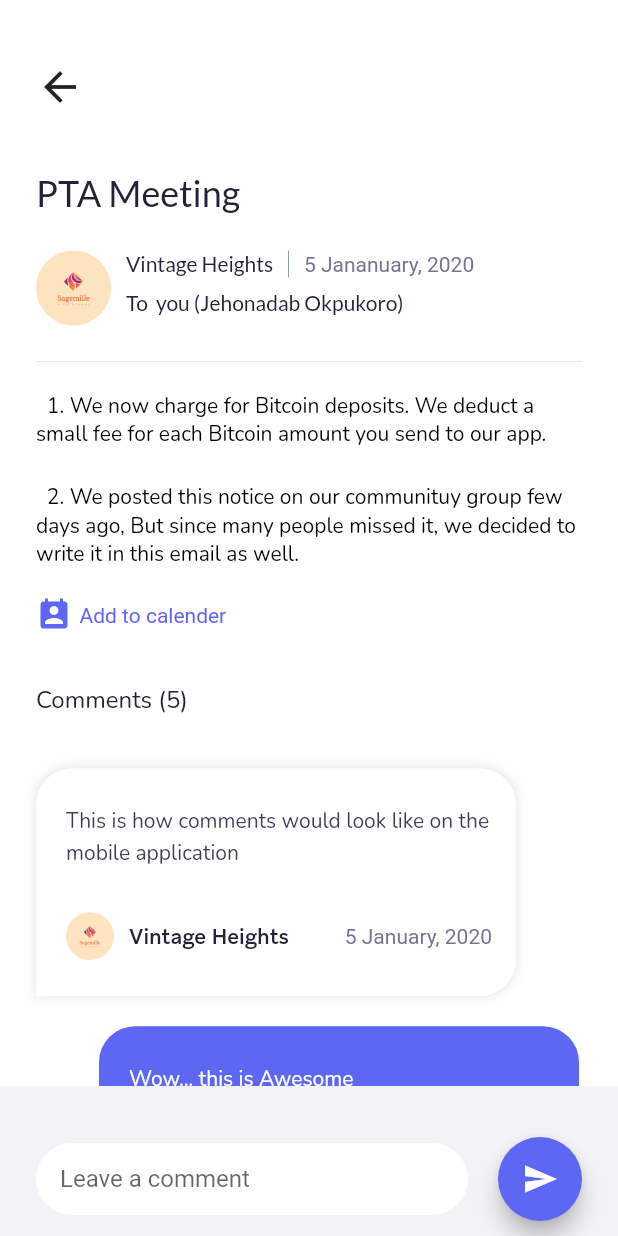
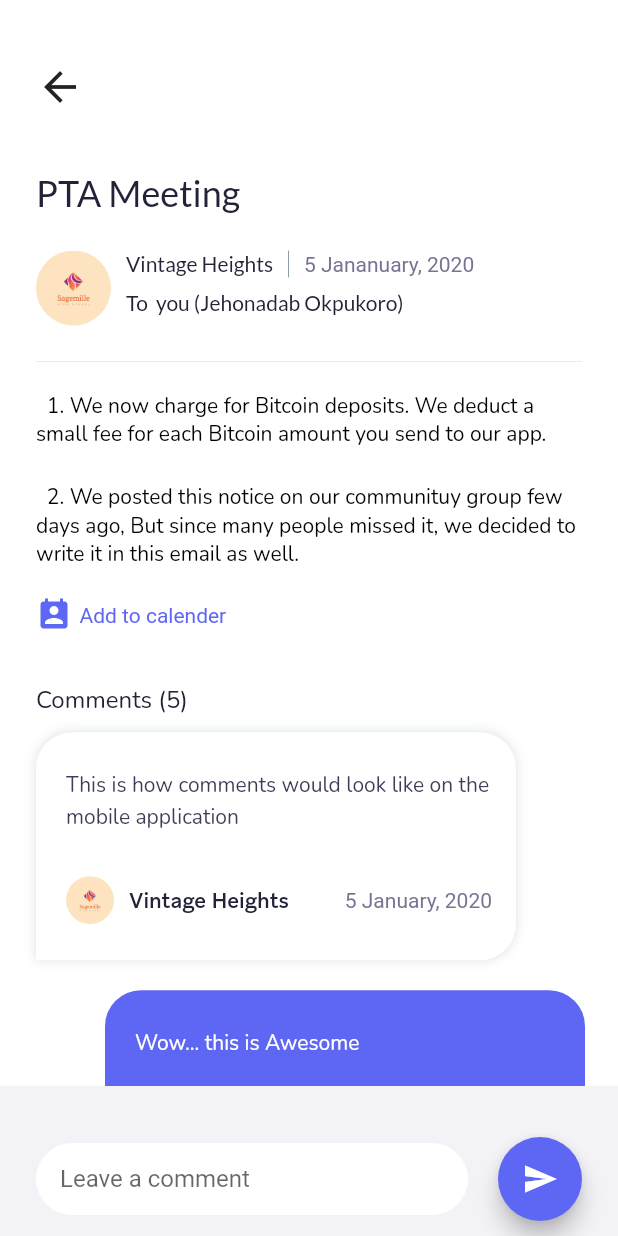
Before and after one commit to joeeasy/schoolable_screening_test, a Flutter app: the screen it shows after launch, on a phone screen of 412 x 824 dp. Run offline on Flutter 3.47's test engine with Material 2 defaults, Android fonts, the phone set to English and light mode, and no system bars; our stand-ins replace google_fonts.

Commit message:
Fix failing scroll test

```diff
--- a/lib/core/model/comment_model.dart
+++ b/lib/core/model/comment_model.dart
@@ -30,7 +30,7 @@ final User schoolBoard = User(
     imageUrl: 'assets/images/profile_icon.png',
     userType: 'SCHOOL_BOARD');
 
-List<Comment> comments = [
+List<Comment> commentList = [
   Comment(
     sender: schoolBoard,
     text: 'This is how comments would look like on the mobile application',
@@ -80,13 +80,3 @@ String getTime() {
   var year = now.year;
   return '$day ${months[month]}, $year';
 }
-
-void addNewComment(String commentText) {
-  comments.add(
-    Comment(
-      sender: currentUser,
-      time: getTime(),
-      text: commentText,
-    ),
-  );
-}
--- a/lib/core/views/home.dart
+++ b/lib/core/views/home.dart
@@ -1,116 +1,46 @@
 import 'package:flutter/material.dart';
-import 'package:google_fonts/google_fonts.dart';
 import 'package:schoolable/constants/constants.dart';
 import 'package:schoolable/core/model/comment_model.dart';
-import 'package:schoolable/core/widgets/comment.dart';
-import 'package:schoolable/core/widgets/tool_bar_content.dart';
+import 'package:schoolable/core/widgets/schoolable_custom_scroll_view.dart';
+
 
 class SchoolableHome extends StatefulWidget {
+  SchoolableHome({Key key}) : super(key : key);
   @override
-  _SchoolableHomeState createState() => _SchoolableHomeState();
+  SchoolableHomeState createState() => SchoolableHomeState();
 }
 
-class _SchoolableHomeState extends State<SchoolableHome> {
-  TextEditingController _commentBoxController = TextEditingController();
-  ScrollController _controller = ScrollController();
-  ScrollController _nestedScrollController = ScrollController();
+class SchoolableHomeState extends State<SchoolableHome> {
+  TextEditingController commentBoxController = TextEditingController();
+
+  ScrollController customScrollController = ScrollController();
   String commentText;
 
-  bool lastStatus = true;
-
-  _scrollListener() {
-    if (isShrink != lastStatus) {
-      setState(() {
-        lastStatus = isShrink;
-      });
+  List<Comment> get comments {
+    return commentList;
   }
-  }
-
-  bool get isShrink {
-    return _nestedScrollController.hasClients &&
-        _nestedScrollController.offset >
-            ((MediaQuery.of(context).size.height / 2));
-  }
-
-  @override
-  void initState() {
-    _nestedScrollController.addListener(_scrollListener);
-    super.initState();
-  }
-
   @override
   Widget build(BuildContext context) {
     return Scaffold(
       backgroundColor: commentBackgroundColor,
       body: SafeArea(
+        child: Column(
+          children: <Widget>[
+            Expanded(
               child: GestureDetector(
                 child: Container(
                   color: Colors.white,
                   padding: EdgeInsets.only(top: 10),
-            child: NestedScrollView(
-              key: Key('_nestedScrollView'),
-              controller: _nestedScrollController,
-              headerSliverBuilder:
-                  (BuildContext context, bool innerBoxIsScrolled) {
-                return <Widget>[
-                  SliverToBoxAdapter(
-                    child: ToolBarContent(),
-                  ),
-                  SliverAppBar(
-                    backgroundColor: isShrink
-                        ? Theme.of(context).primaryColor
-                        : Colors.transparent,
-                    floating: false,
-                    pinned: true,
-                    elevation: 0,
-                    flexibleSpace: FlexibleSpaceBar(
-                      titlePadding: P_L_R_24,
-                      centerTitle: isShrink ? true : false,
-                      title: Text(
-                          isShrink
-                              ? "Comments"
-                              : "Comments (${comments.length ?? 0})",
-                          key: Key('_toolBarTitle'),
-                          style: GoogleFonts.nunito(
-                            textStyle: TextStyle(
-                              color: isShrink ? Colors.white : headerColor,
-                              fontSize: isShrink ? 20 : 16.0,
-                              fontWeight: isShrink
-                                  ? FontWeight.bold
-                                  : FontWeight.normal,
-                            ),
-                          )),
+                  child: SchoolableScrollView(
+                    customScrollController: customScrollController,
+                    commentList: comments
                   ),
                 ),
-                ];
-              },
-              body: Padding(
-                padding: const EdgeInsets.only(top: 24.0),
-                child: Column(
-                  children: <Widget>[
-                    Expanded(
-                      child: Padding(
-                        padding: EdgeInsets.only(
-                          left: 16,
-                          right: 16,
-                        ),
-                        child: ListView.builder(
-                          controller: _controller,
-                          itemCount: comments.length,
-                          itemBuilder: (BuildContext context, index) =>
-                              CommentView(
-                            index: index,
-                          ),
-                        ),
+                onTap: () => FocusScope.of(context).unfocus(),
               ),
             ),
             _buildCommentComposer(context),
           ],
-                ),
-              ),
-            ),
-          ),
-          onTap: () => FocusScope.of(context).unfocus(),
         ),
       ),
     );
@@ -127,7 +57,7 @@ class _SchoolableHomeState extends State<SchoolableHome> {
           Expanded(
               child: TextFormField(
             key: Key('_commentBox'),
-            controller: _commentBoxController,
+            controller: commentBoxController,
             textCapitalization: TextCapitalization.sentences,
             decoration: InputDecoration(
               contentPadding: EdgeInsets.only(left: 16, right: 16),
@@ -147,15 +77,14 @@ class _SchoolableHomeState extends State<SchoolableHome> {
             key: Key('_addCommentButton'),
             backgroundColor: Theme.of(context).primaryColor,
             onPressed: () {
+                addNewComment(commentBoxController.text);
+                commentBoxController.clear();
+
+              customScrollController.jumpTo(
+                  customScrollController.position.maxScrollExtent + 500);
+              FocusScope.of(context).unfocus();
               setState(() {
-                addNewComment(_commentBoxController.text);
-                _commentBoxController.clear();
               });
-
-              _nestedScrollController
-                  .jumpTo(_nestedScrollController.position.maxScrollExtent);
-              _controller.jumpTo(_controller.position.maxScrollExtent);
-              FocusScope.of(context).unfocus();
             },
             child: Icon(Icons.send),
           )
@@ -163,4 +92,14 @@ class _SchoolableHomeState extends State<SchoolableHome> {
       ),
     );
   }
+
+  void addNewComment(String commentText) {
+    comments.add(
+      Comment(
+        sender: currentUser,
+        time: getTime(),
+        text: commentText,
+      ),
+    );
   }
+}
--- a/lib/core/widgets/comment.dart
+++ b/lib/core/widgets/comment.dart
@@ -10,7 +10,7 @@ class CommentView extends StatelessWidget {
 
   @override
   Widget build(BuildContext context) {
-    bool isMe = comments[index].sender.id == currentUser.id;
+    bool isMe = commentList[index].sender.id == currentUser.id;
     return Container(
       margin: EdgeInsets.only(top: 10),
       child: Column(
@@ -19,7 +19,7 @@ class CommentView extends StatelessWidget {
         crossAxisAlignment: CrossAxisAlignment.start,
         children: <Widget>[
           Container(
-            margin: isMe ? EdgeInsets.only(left: 50) : EdgeInsets.only(left: 8.0),
+            margin: isMe ? EdgeInsets.only(left: 70) : EdgeInsets.only(left: 24.0),
             decoration: BoxDecoration(
               color: isMe ? Theme.of(context).primaryColor : Colors.white ,
               borderRadius: isMe ? currentUserborder : userCommentBorder,
@@ -45,7 +45,7 @@ class CommentView extends StatelessWidget {
               crossAxisAlignment: CrossAxisAlignment.start,
               children: <Widget>[
                 Text(
-                  comments[index].text,
+                  commentList[index].text,
                   style: GoogleFonts.nunito(
                     textStyle: TextStyle(
                       height: 1.5,
@@ -61,7 +61,7 @@ class CommentView extends StatelessWidget {
                   children: <Widget>[
                     ClipOval(
                       child: Image.asset(
-                        comments[index].sender.imageUrl,
+                        commentList[index].sender.imageUrl,
                         height: 32,
                         width: 32,
                       ),
@@ -72,7 +72,7 @@ class CommentView extends StatelessWidget {
                     Padding(
                       padding: const EdgeInsets.only(right: 10),
                       child: Text(
-                          isMe ? 'You' : comments[index].sender.name,
+                          isMe ? 'You' : commentList[index].sender.name,
                           style:isMe ? TextStyle(
                             color: Colors.white,
                             fontSize: 14
@@ -82,7 +82,7 @@ class CommentView extends StatelessWidget {
                       child: Padding(
                         padding: const EdgeInsets.only(left: 10.0),
                         child: Text(
-                          comments[index].time,
+                          commentList[index].time,
                           textAlign: TextAlign.right,
                           style: TextStyle(
                               color: isMe ? Colors.white : textSecondaryColor, fontSize: 14),
--- /dev/null
+++ b/lib/core/widgets/schoolable_custom_scroll_view.dart
@@ -0,0 +1,52 @@
+import 'package:flutter/material.dart';
+import 'package:schoolable/core/model/comment_model.dart';
+import 'package:schoolable/core/widgets/tool_bar_content.dart';
+
+import 'comment_list.dart';
+import 'schoolable_app_bar.dart';
+
+class SchoolableScrollView extends StatefulWidget {
+  final ScrollController customScrollController;
+  final List<Comment> commentList;
+
+  SchoolableScrollView({ Key key, this.customScrollController, this.commentList}) : super(key: key);
+  @override
+  SchoolableScrollViewState createState() => SchoolableScrollViewState();
+}
+
+class SchoolableScrollViewState extends State<SchoolableScrollView> {
+
+  bool lastStatus = true;
+
+  _scrollListener() {
+    if (isShrink != lastStatus) {
+      setState(() {
+        lastStatus = isShrink;
+      });
+    }
+  }
+
+  bool get isShrink {
+    return widget.customScrollController.hasClients &&
+        widget.customScrollController.offset >
+            ((MediaQuery.of(context).size.height / 2));
+  }
+
+  @override
+  void initState() {
+    widget.customScrollController.addListener(_scrollListener);
+    super.initState();
+  }
+  @override
+  Widget build(BuildContext context) {
+    return CustomScrollView(
+      key: Key('_customScrollView'),
+      controller: widget.customScrollController,
+      slivers: <Widget>[
+        ToolBarContent(),
+        SchoolableAppBar(isShrink: isShrink),
+        CommentList(),
+      ],
+    );
+  }
+}
--- a/lib/core/widgets/tool_bar_content.dart
+++ b/lib/core/widgets/tool_bar_content.dart
@@ -9,7 +9,8 @@ class ToolBarContent extends StatelessWidget {
 
   @override
   Widget build(BuildContext context) {
-    return Container(
+    return SliverToBoxAdapter(
+      child: Container(
         padding: P_L_R_24,
         //height: MediaQuery.of(context).size.height / 2,
         width: MediaQuery.of(context).size.width,
@@ -117,6 +118,7 @@ class ToolBarContent extends StatelessWidget {
             )
           ],
         ),
+      ),
     );
   }
 }
```
Also changed, not shown: lib/core/widgets/comment_list.dart (added, +23 -0 lines), lib/core/widgets/schoolable_app_bar.dart (added, +43 -0 lines), 2 other files. Lines whose indentation alone changed are shown as unchanged.
